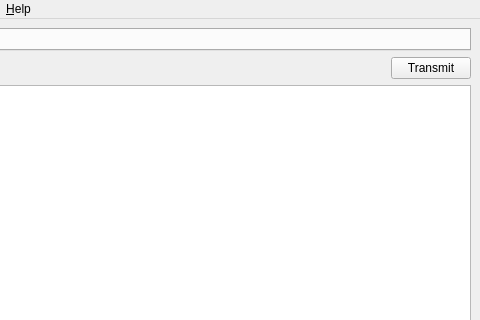
Old version of the form mainwindow.ui in the repository froller/NMEA-talker; both pictures show x 130 to 610 and y 0 to 320 of the 610 by 440 pixel window.
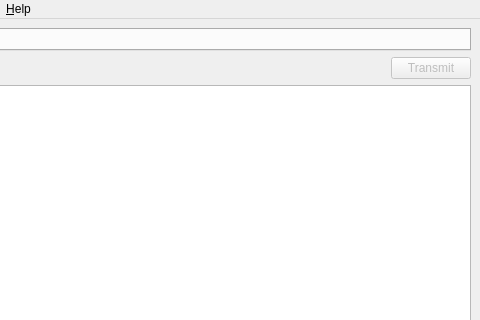
New version of the form. Icons and pictures are not drawn.

Patch:
```diff
--- a/mainwindow.ui
+++ b/mainwindow.ui
@@ -54,6 +54,9 @@
       </item>
       <item>
        <widget class="QPushButton" name="transmitButton">
+        <property name="enabled">
+         <bool>false</bool>
+        </property>
         <property name="text">
          <string>Transmit</string>
         </property>
```
Left out of the diff: 2 changed lines with no effect on the pictures.
